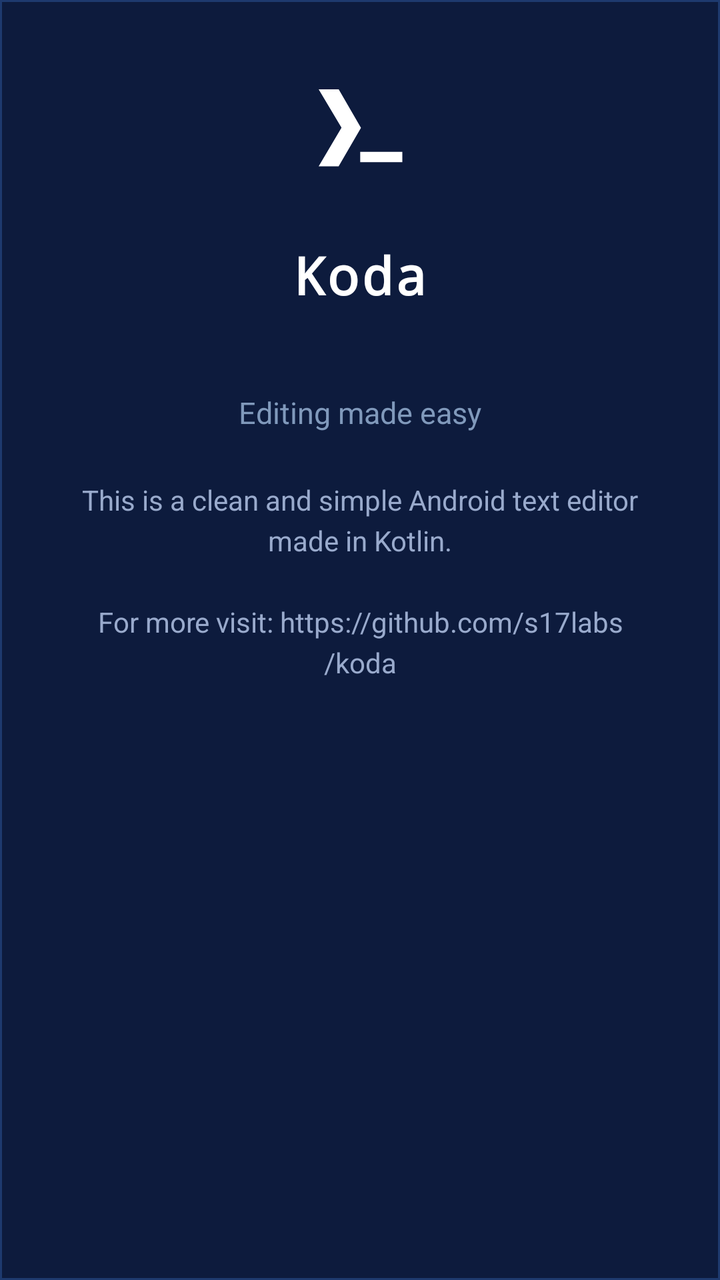
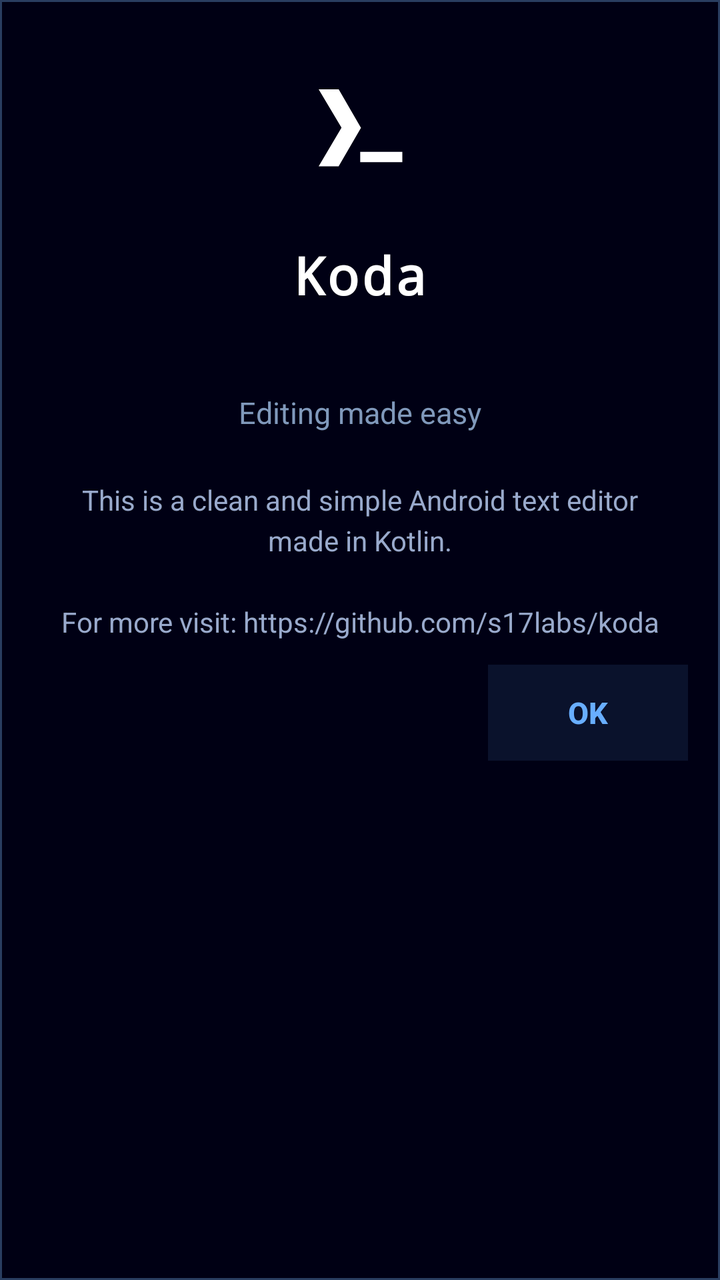

Compare the two renders of this Android layout. The source of the first and the diff that turns it into the second are given below.
<!-- AndroidManifest.xml: application theme AppTheme -->
<!-- res/layout/dialog_about.xml -->
<?xml version="1.0" encoding="utf-8"?>
<LinearLayout xmlns:android="http://schemas.android.com/apk/res/android"
    android:layout_width="match_parent"
    android:layout_height="wrap_content"
    android:orientation="vertical"
    android:gravity="center_horizontal"
    android:paddingHorizontal="24dp"
    android:paddingTop="28dp"
    android:paddingBottom="24dp"
    android:background="@drawable/dialog_background"
    android:elevation="12dp">

    <ImageView
        android:layout_width="72dp"
        android:layout_height="72dp"
        android:src="@drawable/ic_launcher"
        android:layout_marginBottom="20dp" />

    <TextView
        android:layout_width="wrap_content"
        android:layout_height="wrap_content"
        android:text="@string/app_name"
        android:textColor="#FFFFFF"
        android:textSize="26sp"
        android:textStyle="bold"
        android:typeface="monospace"
        android:letterSpacing="0.05" />

    <TextView
        android:id="@+id/textVersion"
        android:layout_width="wrap_content"
        android:layout_height="wrap_content"
        android:textColor="#6680AA"
        android:textSize="14sp"
        android:layout_marginTop="6dp" />

    <TextView
        android:layout_width="wrap_content"
        android:layout_height="wrap_content"
        android:text="@string/app_slogan"
        android:textColor="#8099BB"
        android:textSize="15sp"
        android:layout_marginTop="16dp" />

    <TextView
        android:id="@+id/textContent"
        android:layout_width="wrap_content"
        android:layout_height="wrap_content"
        android:text="@string/about_content"
        android:textColor="#99AACC"
        android:textSize="14sp"
        android:gravity="center"
        android:lineSpacingExtra="4dp"
        android:layout_marginTop="24dp"
        android:layout_marginHorizontal="8dp" />

</LinearLayout>
<!-- resources referenced by this layout -->
<resources>
  <!-- drawable dialog_background (drawable) -->
  <?xml version="1.0" encoding="utf-8"?>
  <shape xmlns:android="http://schemas.android.com/apk/res/android"
      android:shape="rectangle">
      <solid android:color="#0D1B3D" />
      <corners android:radius="0dp" />
      <stroke
          android:width="1dp"
          android:color="#1E3A6E" />
  </shape>
  <!-- drawable ic_launcher (drawable) -->
  <?xml version="1.0" encoding="utf-8"?>
  <vector xmlns:android="http://schemas.android.com/apk/res/android"
      android:width="24dp"
      android:height="24dp"
      android:viewportWidth="512"
      android:viewportHeight="512">
  
      <path
          android:fillColor="#FFFFFF"
          android:pathData="M256.75,340.75L256.75,377.75L406.5,377.75L406.5,340.75Z" />
  
      <path
          android:fillColor="#FFFFFF"
          android:pathData="M109,118.25L190.25,255L109,392.5L180,392.25L259.5,255.25L180.25,118.25Z" />
  
  </vector>
  <string name="about_content">This is a clean and simple Android text editor made in Kotlin.\n\nFor more visit: https://github.com/s17labs/koda</string>
  <string name="app_name">Koda</string>
  <string name="app_slogan">Editing made easy</string>
  <style name="AppTheme" parent="Theme.AppCompat.DayNight.NoActionBar">
          <item name="colorPrimary">@color/kodaDarkBlue</item>
          <item name="colorPrimaryDark">@color/kodaDark</item>
          <item name="colorAccent">@color/kodaLightBlue</item>
          <item name="android:windowBackground">@color/kodaEditorBg</item>
          <item name="android:statusBarColor">@color/kodaDarkBlue</item>
          <item name="android:navigationBarColor">@color/kodaEditorBg</item>
          <item name="android:popupMenuStyle">@style/KodaPopupMenu</item>
          <item name="actionDropDownStyle">@style/KodaPopupMenu</item>
      </style>
  <color name="kodaDarkBlue">#003EB7</color>
  <color name="kodaDark">#000b20</color>
  <color name="kodaLightBlue">#33AAFF</color>
  <color name="kodaEditorBg">#000014</color>
  <style name="KodaPopupMenu" parent="Widget.AppCompat.PopupMenu">
          <item name="android:popupBackground">@color/kodaDark</item>
      </style>
</resources>

<!-- the commit's change to res/layout/dialog_about.xml (unified diff, before → after) -->
@@ -4,9 +4,9 @@
     android:layout_height="wrap_content"
     android:orientation="vertical"
     android:gravity="center_horizontal"
-    android:paddingHorizontal="24dp"
+    android:paddingHorizontal="16dp"
     android:paddingTop="28dp"
-    android:paddingBottom="24dp"
+    android:paddingBottom="12dp"
     android:background="@drawable/dialog_background"
     android:elevation="12dp">
 
@@ -54,4 +54,13 @@
         android:layout_marginTop="24dp"
         android:layout_marginHorizontal="8dp" />
 
+    <Button
+        style="@style/KodaDialogButton"
+        android:id="@+id/btnOk"
+        android:layout_width="wrap_content"
+        android:layout_height="wrap_content"
+        android:layout_gravity="end"
+        android:layout_marginTop="12dp"
+        android:text="@string/ok" />
+
 </LinearLayout>
<!-- resource entries referenced after the edit -->
@@ -4,11 +4,11 @@
   <?xml version="1.0" encoding="utf-8"?>
   <shape xmlns:android="http://schemas.android.com/apk/res/android"
       android:shape="rectangle">
-      <solid android:color="#0D1B3D" />
+      <solid android:color="@color/kodaDialogBg" />
       <corners android:radius="0dp" />
       <stroke
           android:width="1dp"
-          android:color="#1E3A6E" />
+          android:color="@color/kodaDialogBorder" />
   </shape>
   <!-- drawable ic_launcher (drawable) -->
   <?xml version="1.0" encoding="utf-8"?>
@@ -30,16 +30,49 @@
   <string name="about_content">This is a clean and simple Android text editor made in Kotlin.\n\nFor more visit: https://github.com/s17labs/koda</string>
   <string name="app_name">Koda</string>
   <string name="app_slogan">Editing made easy</string>
+  <string name="ok">OK</string>
+  <style name="KodaDialogButton" parent="@android:style/Widget.Material.Button.Borderless">
+          <item name="android:minWidth">100dp</item>
+          <item name="android:minHeight">48dp</item>
+          <item name="android:paddingHorizontal">16dp</item>
+          <item name="android:paddingVertical">12dp</item>
+          <item name="android:textColor">@color/kodaBlue</item>
+          <item name="android:textSize">15sp</item>
+          <item name="android:textStyle">bold</item>
+          <item name="android:singleLine">false</item>
+          <item name="android:backgroundTint">@null</item>
+          <item name="android:background">@drawable/btn_dialog_primary</item>
+      </style>
   <style name="AppTheme" parent="Theme.AppCompat.DayNight.NoActionBar">
           <item name="colorPrimary">@color/kodaDarkBlue</item>
           <item name="colorPrimaryDark">@color/kodaDark</item>
           <item name="colorAccent">@color/kodaLightBlue</item>
           <item name="android:windowBackground">@color/kodaEditorBg</item>
-          <item name="android:statusBarColor">@color/kodaDarkBlue</item>
+          <item name="android:statusBarColor">@color/kodaEditorBg</item>
+          <item name="android:windowLightStatusBar">false</item>
           <item name="android:navigationBarColor">@color/kodaEditorBg</item>
           <item name="android:popupMenuStyle">@style/KodaPopupMenu</item>
           <item name="actionDropDownStyle">@style/KodaPopupMenu</item>
       </style>
+  <color name="kodaDialogBg">@color/kodaEditorBg</color>
+  <color name="kodaDialogBorder">#293D60</color>
+  <color name="kodaBlue">#68AEFF</color>
+  <!-- drawable btn_dialog_primary (drawable) -->
+  <?xml version="1.0" encoding="utf-8"?>
+  <selector xmlns:android="http://schemas.android.com/apk/res/android">
+      <item android:state_pressed="true">
+          <shape android:shape="rectangle">
+              <solid android:color="#3D68AEFF" />
+              <corners android:radius="0dp" />
+          </shape>
+      </item>
+      <item>
+          <shape android:shape="rectangle">
+              <solid android:color="#1A68AEFF" />
+              <corners android:radius="0dp" />
+          </shape>
+      </item>
+  </selector>
   <color name="kodaDarkBlue">#003EB7</color>
   <color name="kodaDark">#000b20</color>
   <color name="kodaLightBlue">#33AAFF</color>
